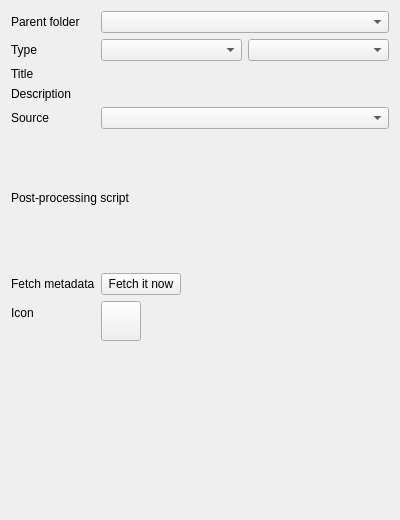
Above: src/librssguard/services/standard/gui/standardfeeddetails.ui from martinrotter/rssguard before the change. Below: the same form after it.
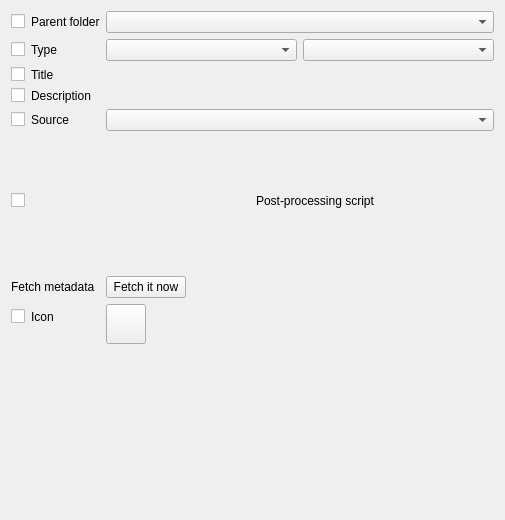
That is the form after the change. Custom widgets are drawn as their Qt base class.

```diff
--- a/src/librssguard/services/standard/gui/standardfeeddetails.ui
+++ b/src/librssguard/services/standard/gui/standardfeeddetails.ui
@@ -6,7 +6,7 @@
    <rect>
     <x>0</x>
     <y>0</y>
-    <width>400</width>
+    <width>505</width>
     <height>520</height>
    </rect>
   </property>
@@ -15,6 +15,11 @@
   </property>
   <layout class="QFormLayout" name="formLayout">
    <item row="0" column="0">
+    <layout class="QHBoxLayout" name="horizontalLayout_3">
+     <item>
+      <widget class="MultiFeedEditCheckBox" name="m_mcbParentCategory"/>
+     </item>
+     <item>
     <widget class="QLabel" name="m_lblParentCategory">
      <property name="text">
       <string>Parent folder</string>
@@ -24,6 +29,8 @@
      </property>
     </widget>
    </item>
+    </layout>
+   </item>
    <item row="0" column="1">
     <widget class="QComboBox" name="m_cmbParentCategory">
      <property name="toolTip">
@@ -41,6 +48,11 @@
     </widget>
    </item>
    <item row="1" column="0">
+    <layout class="QHBoxLayout" name="horizontalLayout_4">
+     <item>
+      <widget class="MultiFeedEditCheckBox" name="m_mcbTypeEncoding"/>
+     </item>
+     <item>
     <widget class="QLabel" name="label_3">
      <property name="text">
       <string>Type</string>
@@ -50,6 +62,8 @@
      </property>
     </widget>
    </item>
+    </layout>
+   </item>
    <item row="1" column="1">
     <layout class="QHBoxLayout" name="horizontalLayout">
      <item>
@@ -69,6 +83,11 @@
     </layout>
    </item>
    <item row="2" column="0">
+    <layout class="QHBoxLayout" name="horizontalLayout_5">
+     <item>
+      <widget class="MultiFeedEditCheckBox" name="m_mcbTitle"/>
+     </item>
+     <item>
     <widget class="QLabel" name="m_lblTitle">
      <property name="text">
       <string>Title</string>
@@ -78,10 +97,17 @@
      </property>
     </widget>
    </item>
+    </layout>
+   </item>
    <item row="2" column="1">
     <widget class="LineEditWithStatus" name="m_txtTitle" native="true"/>
    </item>
    <item row="3" column="0">
+    <layout class="QHBoxLayout" name="horizontalLayout_6">
+     <item>
+      <widget class="MultiFeedEditCheckBox" name="m_mcbDescription"/>
+     </item>
+     <item>
     <widget class="QLabel" name="m_lblDescription">
      <property name="text">
       <string>Description</string>
@@ -91,10 +117,17 @@
      </property>
     </widget>
    </item>
+    </layout>
+   </item>
    <item row="3" column="1">
     <widget class="LineEditWithStatus" name="m_txtDescription" native="true"/>
    </item>
    <item row="4" column="0">
+    <layout class="QHBoxLayout" name="horizontalLayout_7">
+     <item>
+      <widget class="MultiFeedEditCheckBox" name="m_mcbSource"/>
+     </item>
+     <item>
     <widget class="QLabel" name="label">
      <property name="text">
       <string>Source</string>
@@ -104,6 +137,8 @@
      </property>
     </widget>
    </item>
+    </layout>
+   </item>
    <item row="4" column="1">
     <widget class="QComboBox" name="m_cmbSourceType"/>
    </item>
@@ -124,6 +159,11 @@
     </widget>
    </item>
    <item row="6" column="0" colspan="2">
+    <layout class="QHBoxLayout" name="horizontalLayout_8">
+     <item>
+      <widget class="MultiFeedEditCheckBox" name="m_mcbPostProcessScript"/>
+     </item>
+     <item>
     <widget class="QLabel" name="label_4">
      <property name="text">
       <string>Post-processing script</string>
@@ -133,6 +173,8 @@
      </property>
     </widget>
    </item>
+    </layout>
+   </item>
    <item row="7" column="0" colspan="2">
     <widget class="TextEditWithStatus" name="m_txtPostProcessScript" native="true">
      <property name="minimumSize">
@@ -187,6 +229,11 @@
     </layout>
    </item>
    <item row="10" column="0">
+    <layout class="QHBoxLayout" name="horizontalLayout_10">
+     <item>
+      <widget class="MultiFeedEditCheckBox" name="m_mcbIcon"/>
+     </item>
+     <item>
     <widget class="QLabel" name="m_lblIcon">
      <property name="text">
       <string>Icon</string>
@@ -196,6 +243,8 @@
      </property>
     </widget>
    </item>
+    </layout>
+   </item>
    <item row="10" column="1">
     <widget class="QToolButton" name="m_btnIcon">
      <property name="sizePolicy">
@@ -249,6 +298,11 @@
   </layout>
  </widget>
  <customwidgets>
+  <customwidget>
+   <class>MultiFeedEditCheckBox</class>
+   <extends>QCheckBox</extends>
+   <header>multifeededitcheckbox.h</header>
+  </customwidget>
   <customwidget>
    <class>HelpSpoiler</class>
    <extends>QWidget</extends>
```
Lines whose indentation alone changed are shown as unchanged.
